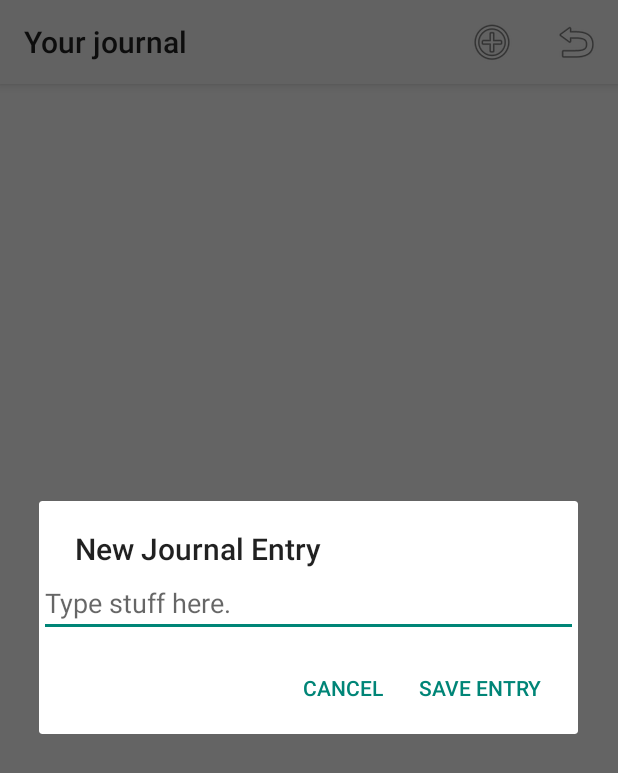
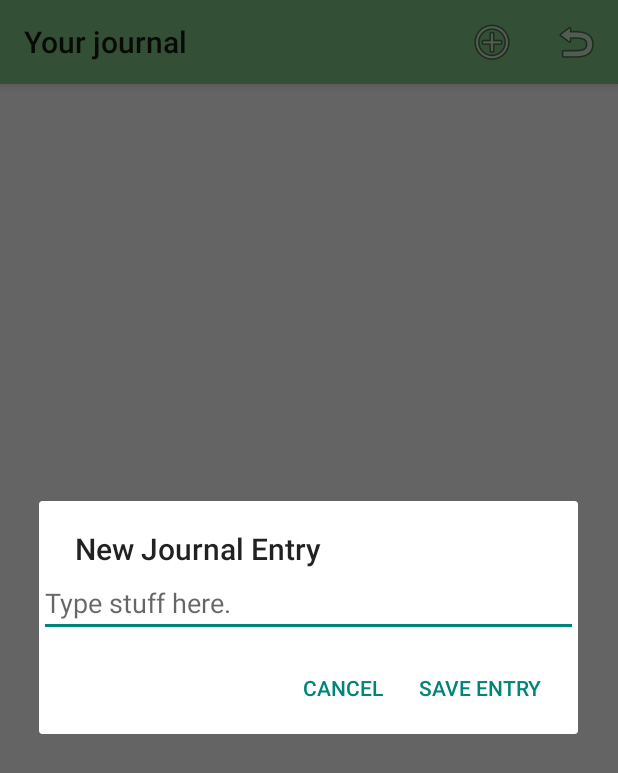
Before and after one commit to schmecs/journal, an Android app: the ReadActivity screen opened directly, with no data from a screen before it, after a tap on "New Entry", on a phone screen of 412 x 824 dp. Shown: the top 773 px of the screen. Run offline under Robolectric (Android 15) with nearby library versions, the phone set to English and light mode, and no system bars; 3 statements that could not run were skipped.

Commit message:
messing with colors

```diff
--- a/app/src/main/res/layout/activity_main.xml
+++ b/app/src/main/res/layout/activity_main.xml
@@ -17,7 +17,6 @@
             android:id="@+id/toolbar"
             android:layout_width="match_parent"
             android:layout_height="?attr/actionBarSize"
-            android:background="?attr/colorPrimary"
             android:theme="@style/ThemeOverlay.AppCompat.ActionBar"
             app:popupTheme="@style/AppTheme.PopupOverlay"/>
 
@@ -35,8 +34,8 @@
         android:layout_marginRight="@dimen/activity_horizontal_margin"
         android:clickable="true"
         android:visibility="visible"
-        android:tint="@color/colorPrimaryDark"
-        app:backgroundTint="@color/colorAccent"
+        android:tint="@android:color/white"
+        app:backgroundTint="@color/secondaryColor"
         app:fabSize="normal"
         app:layout_anchor="@id/include"
         app:layout_anchorGravity="bottom|right|end"
--- a/app/src/main/res/layout/content_login.xml
+++ b/app/src/main/res/layout/content_login.xml
@@ -3,7 +3,7 @@
               android:id="@+id/main_layout"
               android:layout_width="match_parent"
               android:layout_height="match_parent"
-              android:background="@color/blue_grey_700"
+              android:background="@color/primaryDarkColor"
               android:orientation="vertical"
               android:weightSum="4"
               tools:context=".LoginActivity">
@@ -61,7 +61,7 @@
         android:layout_width="fill_parent"
         android:layout_height="0dp"
         android:layout_weight="1"
-        android:background="@color/blue_grey_900">
+        android:background="@android:color/white">
 
         <com.google.android.gms.common.SignInButton
             android:id="@+id/sign_in_button"
--- a/app/src/main/res/layout/read_journal.xml
+++ b/app/src/main/res/layout/read_journal.xml
@@ -4,21 +4,27 @@
                 android:layout_height="match_parent"
                 xmlns:app="http://schemas.android.com/apk/res-auto">
 
-    <android.support.v7.widget.Toolbar
-        android:id="@+id/read_toolbar"
+    <android.support.design.widget.AppBarLayout
+        android:id="@+id/appbar"
         android:layout_width="match_parent"
-        android:layout_height="?attr/actionBarSize"
-        android:background="?attr/colorPrimary"
-        android:elevation="4dp"
-        android:theme="@style/ThemeOverlay.AppCompat.ActionBar"
-        app:popupTheme="@style/ThemeOverlay.AppCompat.Dark"/>
+        android:layout_height="wrap_content"
+        android:theme="@style/AppTheme.AppBarOverlay">
+
+        <android.support.v7.widget.Toolbar
+            android:id="@+id/read_toolbar"
+            android:layout_width="match_parent"
+            android:layout_height="?attr/actionBarSize"
+            android:theme="@style/ThemeOverlay.AppCompat.ActionBar"
+            app:popupTheme="@style/AppTheme.PopupOverlay"/>
+
+    </android.support.design.widget.AppBarLayout>
 
     <android.support.v7.widget.RecyclerView
         android:id="@+id/recycler_view"
         android:layout_width="match_parent"
         android:layout_height="match_parent"
         android:layout_centerInParent="true"
-        android:layout_below="@+id/read_toolbar"/>
+        android:layout_below="@+id/appbar"/>
 
     <!--<ProgressBar-->
         <!--android:id="@+id/progress_bar"-->
--- a/app/src/main/res/values/styles.xml
+++ b/app/src/main/res/values/styles.xml
@@ -3,9 +3,9 @@
     <!-- Base application theme. -->
     <style name="AppTheme" parent="Theme.AppCompat.Light.DarkActionBar">
         <!-- Customize your theme here. -->
-        <item name="colorPrimary">@color/colorPrimary</item>
-        <item name="colorPrimaryDark">@color/colorPrimaryDark</item>
-        <item name="colorAccent">@color/colorAccent</item>
+        <item name="colorPrimary">@color/primaryColor</item>
+        <item name="colorPrimaryDark">@color/primaryDarkColor</item>
+        <item name="colorAccent">@color/secondaryLightColor</item>
         <item name="windowActionBar">false</item>
         <item name="windowNoTitle">true</item>
     </style>
@@ -15,9 +15,9 @@
         <item name="windowNoTitle">true</item>
     </style>
 
-    <style name="AppTheme.AppBarOverlay" parent="ThemeOverlay.AppCompat.Dark.ActionBar"/>
+    <style name="AppTheme.AppBarOverlay" parent="AppTheme"/>
 
-    <style name="AppTheme.PopupOverlay" parent="ThemeOverlay.AppCompat.Light"/>
+    <style name="AppTheme.PopupOverlay" parent="AppTheme"/>
 
     <!-- Activity with no Title -->
     <style name="ThemeOverlay.MyNoTitleActivity" parent="AppTheme">
@@ -26,8 +26,8 @@
     </style>
 
     <!-- Dark Buttons -->
-    <style name="ThemeOverlay.MyDarkButton" parent="ThemeOverlay.AppCompat.Dark">
-        <item name="colorButtonNormal">@color/blue_grey_500</item>
+    <style name="ThemeOverlay.MyDarkButton" parent="AppTheme">
+        <item name="colorButtonNormal">@color/primaryDarkColor</item>
         <item name="android:textColor">@android:color/white</item>
     </style>
 
```
Also changed, not shown: app/src/main/res/layout/activity_entry.xml (deleted, +0 -45 lines), app/src/main/res/values/colors.xml (+9 -9 lines), app/src/main/java/com/schmecs/journal/MainActivity.java (line endings or trailing spaces), 11 other files.
